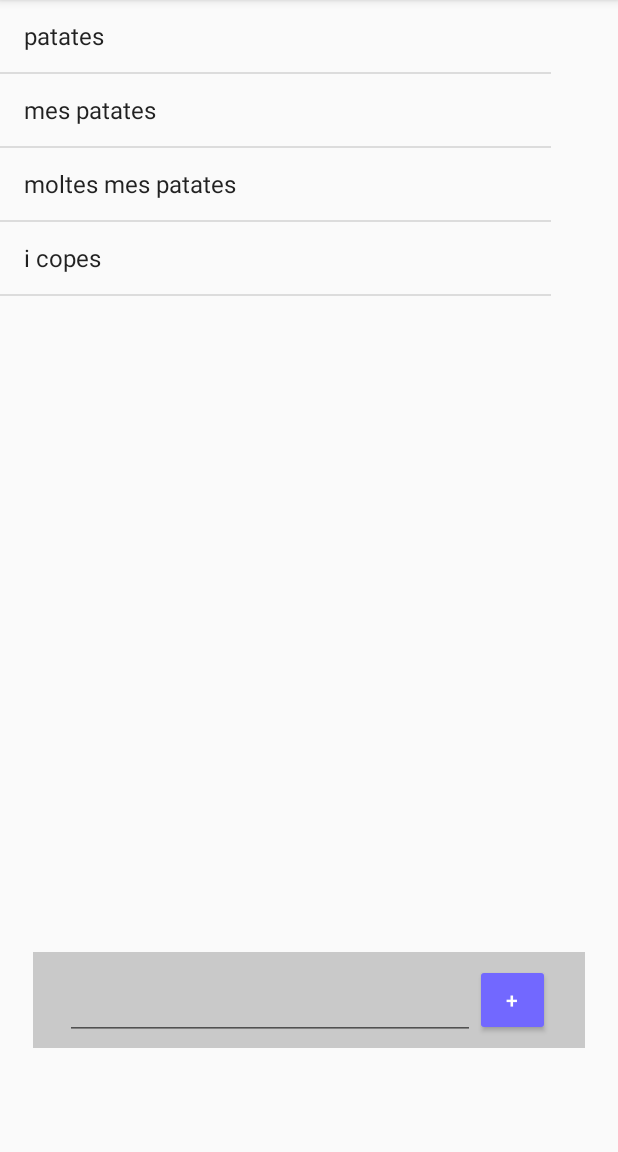
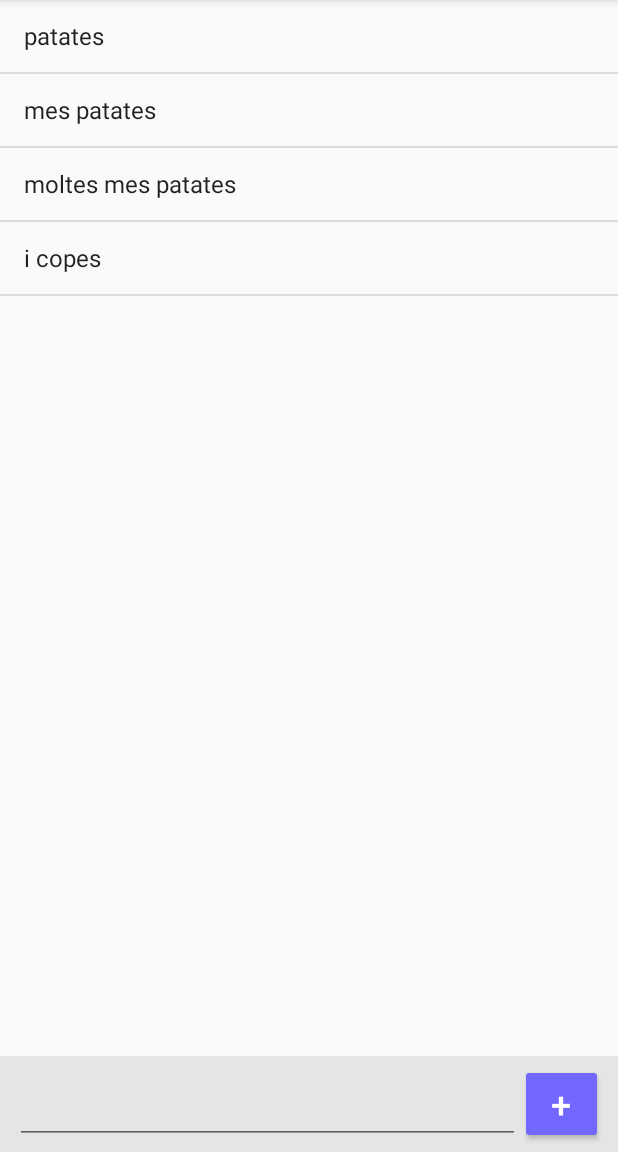
Before and after one commit to CristinaUroz/Android_ShoppingList, an Android app: the screen it shows after launch (ShoppingListActivity), on a phone screen of 412 x 824 dp, the part 84-1236 px from its top. Run offline under Robolectric (Android 15) with nearby library versions, the phone set to English and light mode, and no system bars.

Commit message:
Shopping List 1 de 3 errors layout corregits

```diff
--- a/app/src/main/res/layout/activity_shopping_list.xml
+++ b/app/src/main/res/layout/activity_shopping_list.xml
@@ -1,62 +1,59 @@
 <?xml version="1.0" encoding="utf-8"?>
-<android.support.constraint.ConstraintLayout xmlns:android="http://schemas.android.com/apk/res/android"
-    xmlns:app="http://schemas.android.com/apk/res-auto"
+<RelativeLayout xmlns:android="http://schemas.android.com/apk/res/android"
     xmlns:tools="http://schemas.android.com/tools"
+    android:id="@+id/activity_shopping_list"
     android:layout_width="match_parent"
     android:layout_height="match_parent"
-    tools:context="com.example.cristina.shoppinglist.ShoppingListActivity"
-    tools:layout_editor_absoluteY="81dp"
-    tools:layout_editor_absoluteX="0dp">
+    tools:context="com.example.cristina.shoppinglist.ShoppingListActivity">
 
     <ListView
         android:id="@+id/list"
-        android:layout_width="367dp"
-        android:layout_height="414dp"
-        tools:layout_editor_absoluteX="8dp"
-        tools:layout_editor_absoluteY="8dp" />
+        android:layout_width="match_parent"
+        android:layout_height="match_parent"
+        android:layout_alignParentTop="true"
+        android:layout_alignParentLeft="true"
+        android:layout_alignParentStart="true"
+        android:layout_above="@+id/editbox" />
 
     <RelativeLayout
         android:id="@+id/editbox"
-        android:layout_width="368dp"
-        android:layout_height="64dp"
-        android:background="#c9c9c9"
+        android:layout_width="match_parent"
+        android:background="#15000000"
+        android:layout_height="?attr/listPreferredItemHeight"
+        android:layout_alignParentBottom="true"
+        android:layout_alignParentLeft="true"
+        android:layout_alignParentStart="true"
         android:paddingTop="5dp"
         android:paddingBottom="5dp"
+        android:paddingLeft="10dp"
         android:paddingRight="10dp"
-        android:paddingLeft="10dp"
-        app:layout_constraintRight_toRightOf="parent"
-        app:layout_constraintLeft_toLeftOf="parent"
-        app:layout_constraintBottom_toBottomOf="parent"
-        app:layout_constraintTop_toBottomOf="@+id/list"
-        app:layout_constraintVertical_bias="0.76">
+        >
+
+        <EditText
+            android:layout_width="wrap_content"
+            android:layout_height="wrap_content"
+            android:inputType="text"
+            android:ems="10"
+            android:id="@+id/edit_item"
+            android:layout_alignParentBottom="true"
+            android:layout_alignParentTop="true"
+            android:layout_toLeftOf="@+id/btn_add"
+            android:layout_alignParentLeft="true"
+            android:layout_alignParentStart="true"
+            android:imeOptions="actionDone"
+            />
 
         <Button
+            android:text="+"
+            android:layout_width="55dp"
+            android:layout_height="wrap_content"
             android:id="@+id/btn_add"
-            style="@style/Widget.AppCompat.Button.Colored"
-            android:layout_width="50dp"
-            android:layout_height="wrap_content"
+            android:layout_alignParentBottom="true"
+            android:layout_alignParentRight="true"
             android:layout_alignParentEnd="true"
-            android:layout_alignParentRight="true"
-            android:layout_centerVertical="true"
-            android:layout_marginEnd="13dp"
-            android:layout_marginRight="13dp"
-            android:text="+" />
+            android:layout_alignParentTop="true"
+            android:textSize="24sp"
+            style="@style/Widget.AppCompat.Button.Colored" />
+    </RelativeLayout>
 
-        <EditText
-            android:id="@+id/edit_item"
-            android:layout_width="wrap_content"
-            android:layout_height="wrap_content"
-            android:layout_alignParentBottom="true"
-            android:layout_alignParentLeft="true"
-            android:layout_alignParentStart="true"
-            android:layout_alignTop="@+id/btn_add"
-            android:layout_marginLeft="11dp"
-            android:layout_marginStart="11dp"
-            android:layout_toLeftOf="@+id/btn_add"
-            android:layout_toStartOf="@+id/btn_add"
-            android:ems="10"
-            android:inputType="textPersonName"
-            tools:text="Name"
-            android:imeOptions="actionDone"/>
-    </RelativeLayout>
-</android.support.constraint.ConstraintLayout>
+</RelativeLayout>
```
